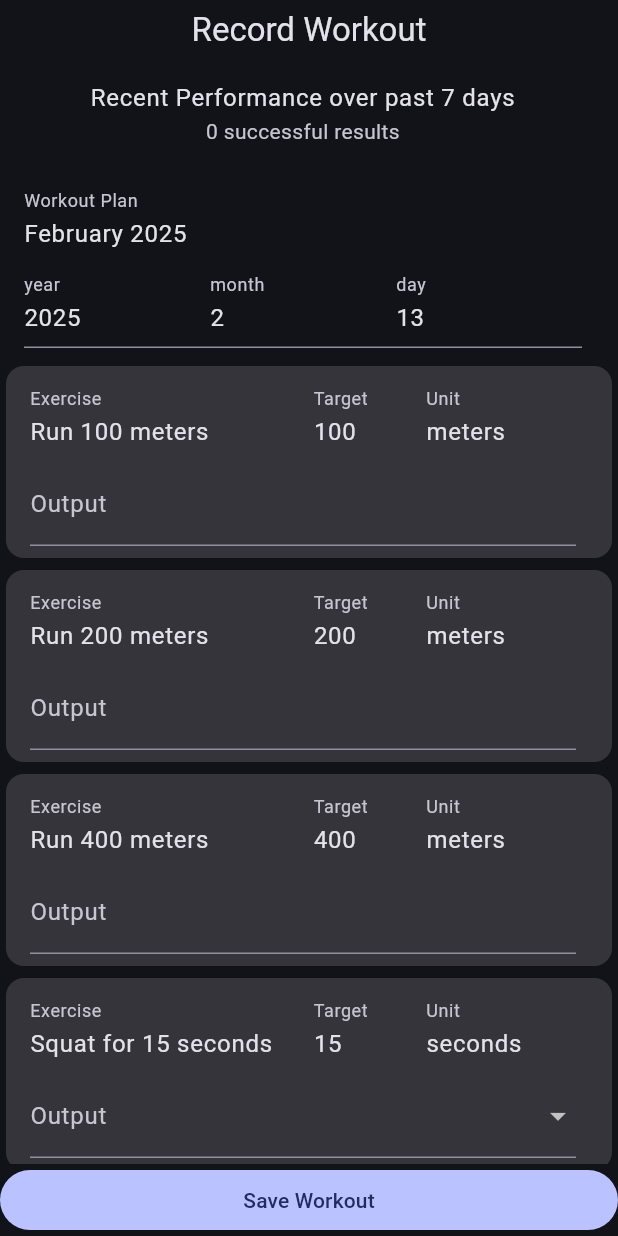
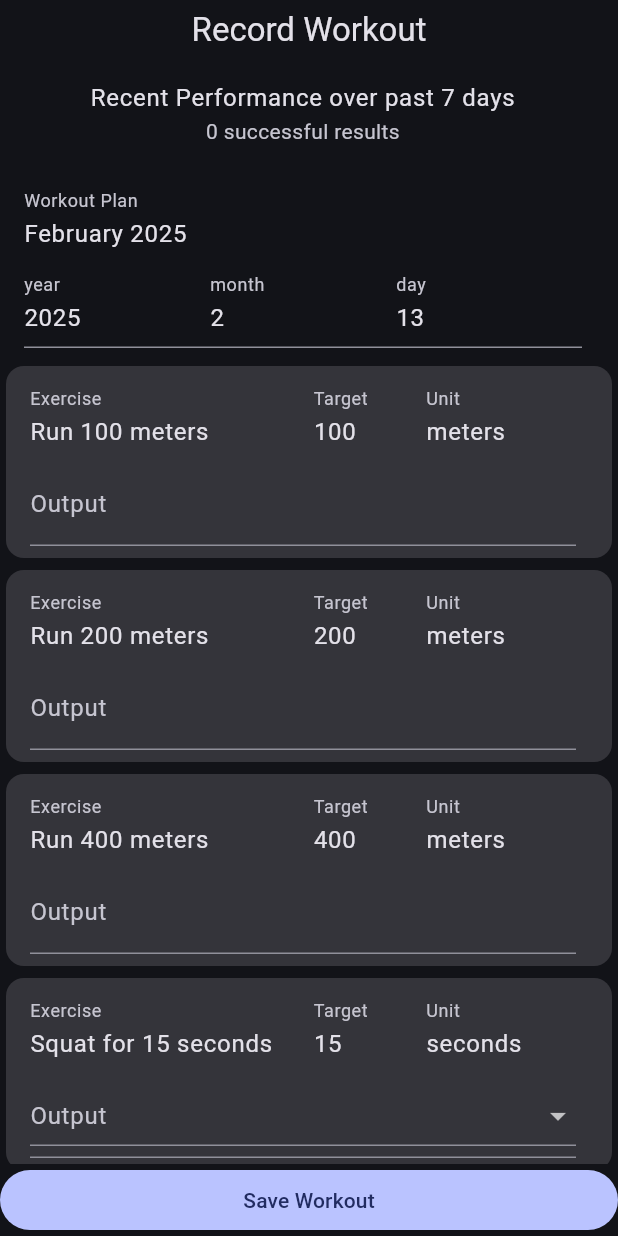
Before and after one commit to ngoantho/flutter-workout-app, a Flutter app: the WorkoutRecordingPage screen opened directly, on a phone screen of 412 x 824 dp. Run offline on Flutter 3.47's test engine with Material 3 defaults, Android fonts, the phone set to English and light mode, and no system bars.

Commit message:
Update value_dropdown_method.dart

```diff
--- a/lib/pages/workout_recording/methods/value_dropdown_method.dart
+++ b/lib/pages/workout_recording/methods/value_dropdown_method.dart
@@ -1,5 +1,6 @@
 import 'package:flutter/material.dart';
 import 'package:homework/mixins/to_dropdown.dart';
+import 'package:homework/mixins/validate_output.dart';
 import 'package:homework/models/output.dart';
 
 class BasePlusMinusMethod extends StatefulWidget {
@@ -12,7 +13,7 @@ class BasePlusMinusMethod extends StatefulWidget {
 }
 
 class _BasePlusMinusMethodState extends State<BasePlusMinusMethod>
-    with DropdownMenuItemsMixin<int> {
+    with DropdownMenuItemsMixin<int>, ValidateOutputMixin {
   final units = [for (var i = 1; i <= 60; i++) i];
 
   void onChanged(int value) {
@@ -29,7 +30,7 @@ class _BasePlusMinusMethodState extends State<BasePlusMinusMethod>
 
   @override
   Widget build(BuildContext context) {
-    return DropdownButtonFormField(
+    final dropdown = DropdownButtonFormField(
       items: toDropdownMenuItemList(units),
       value: switch (widget.controller.hasOutput) {
         true => widget.controller.output,
@@ -46,5 +47,15 @@ class _BasePlusMinusMethodState extends State<BasePlusMinusMethod>
         },
       ),
     );
+    return Stack(
+      children: [
+        TextFormField(
+          controller: widget.controller,
+          validator: validateOutput,
+          style: TextStyle(color: Colors.transparent)
+        ),
+        dropdown,
+      ],
+    );
   }
 }
```
